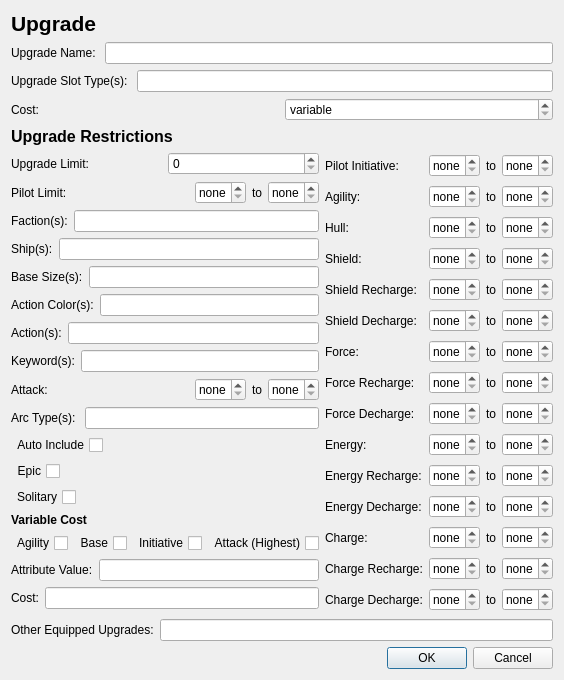
The window that qt_designer/upgrade_form.ui (flipperlord/x-wing-squad-builder) describes before a commit, drawn with Qt 5.
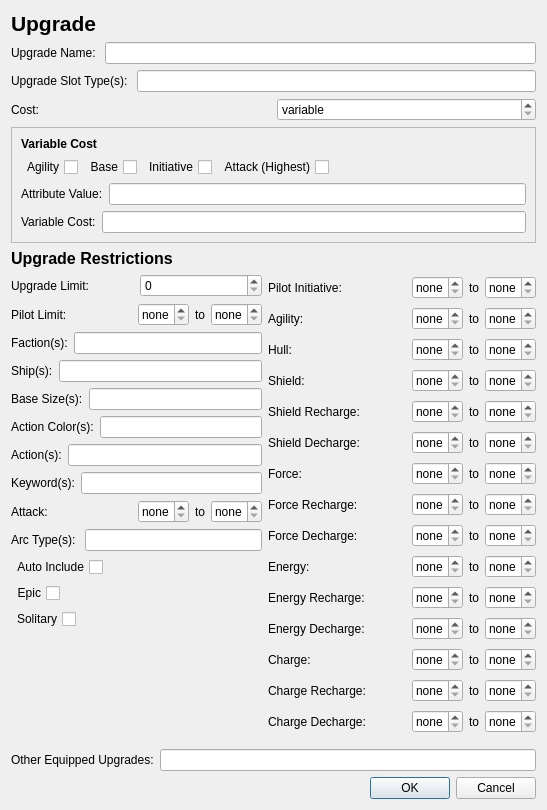
The same window after the commit. Icons and pictures are not drawn.

Commit message: upgrade form additions

What changed in the file:
```diff
--- a/qt_designer/upgrade_form.ui
+++ b/qt_designer/upgrade_form.ui
@@ -6,8 +6,8 @@
    <rect>
     <x>0</x>
     <y>0</y>
-    <width>560</width>
-    <height>680</height>
+    <width>547</width>
+    <height>810</height>
    </rect>
   </property>
   <property name="windowTitle">
@@ -102,6 +102,130 @@
        </item>
       </layout>
      </item>
+     <item>
+      <widget class="QFrame" name="variable_cost_frame">
+       <property name="frameShape">
+        <enum>QFrame::StyledPanel</enum>
+       </property>
+       <property name="frameShadow">
+        <enum>QFrame::Raised</enum>
+       </property>
+       <layout class="QVBoxLayout" name="verticalLayout_5">
+        <item>
+         <widget class="QLabel" name="label_39">
+          <property name="font">
+           <font>
+            <pointsize>9</pointsize>
+            <bold>true</bold>
+           </font>
+          </property>
+          <property name="text">
+           <string>Variable Cost</string>
+          </property>
+         </widget>
+        </item>
+        <item>
+         <layout class="QHBoxLayout" name="horizontalLayout_32">
+          <item>
+           <widget class="QCheckBox" name="variable_agility_checkbox">
+            <property name="layoutDirection">
+             <enum>Qt::RightToLeft</enum>
+            </property>
+            <property name="text">
+             <string>Agility</string>
+            </property>
+           </widget>
+          </item>
+          <item>
+           <widget class="QCheckBox" name="variable_base_checkbox">
+            <property name="layoutDirection">
+             <enum>Qt::RightToLeft</enum>
+            </property>
+            <property name="text">
+             <string>Base</string>
+            </property>
+           </widget>
+          </item>
+          <item>
+           <widget class="QCheckBox" name="variable_initiative_checkbox">
+            <property name="layoutDirection">
+             <enum>Qt::RightToLeft</enum>
+            </property>
+            <property name="text">
+             <string>Initiative</string>
+            </property>
+           </widget>
+          </item>
+          <item>
+           <widget class="QCheckBox" name="variable_attack_checkbox">
+            <property name="layoutDirection">
+             <enum>Qt::RightToLeft</enum>
+            </property>
+            <property name="text">
+             <string>Attack (Highest)</string>
+            </property>
+           </widget>
+          </item>
+          <item>
+           <spacer name="horizontalSpacer_5">
+            <property name="orientation">
+             <enum>Qt::Horizontal</enum>
+            </property>
+            <property name="sizeHint" stdset="0">
+             <size>
+              <width>40</width>
+              <height>20</height>
+             </size>
+            </property>
+           </spacer>
+          </item>
+         </layout>
+        </item>
+        <item>
+         <layout class="QHBoxLayout" name="horizontalLayout_33">
+          <item>
+           <widget class="QLabel" name="label_48">
+            <property name="text">
+             <string>Attribute Value:</string>
+            </property>
+           </widget>
+          </item>
+          <item>
+           <widget class="QLineEdit" name="variable_attribute_line_edit">
+            <property name="text">
+             <string/>
+            </property>
+            <property name="placeholderText">
+             <string/>
+            </property>
+           </widget>
+          </item>
+         </layout>
+        </item>
+        <item>
+         <layout class="QHBoxLayout" name="horizontalLayout_34">
+          <item>
+           <widget class="QLabel" name="label_49">
+            <property name="text">
+             <string>Variable Cost:</string>
+            </property>
+           </widget>
+          </item>
+          <item>
+           <widget class="QLineEdit" name="variable_cost_line_edit">
+            <property name="text">
+             <string/>
+            </property>
+            <property name="placeholderText">
+             <string/>
+            </property>
+           </widget>
+          </item>
+         </layout>
+        </item>
+       </layout>
+      </widget>
+     </item>
      <item>
       <widget class="QLabel" name="label_20">
        <property name="font">
@@ -478,118 +602,6 @@
            </item>
           </layout>
          </item>
-         <item>
-          <widget class="QLabel" name="label_39">
-           <property name="font">
-            <font>
-             <pointsize>9</pointsize>
-             <bold>true</bold>
-            </font>
-           </property>
-           <property name="text">
-            <string>Variable Cost</string>
-           </property>
-          </widget>
-         </item>
-         <item>
-          <layout class="QHBoxLayout" name="horizontalLayout_32">
-           <item>
-            <widget class="QCheckBox" name="variable_agility_checkbox">
-             <property name="layoutDirection">
-              <enum>Qt::RightToLeft</enum>
-             </property>
-             <property name="text">
-              <string>Agility</string>
-             </property>
-            </widget>
-           </item>
-           <item>
-            <widget class="QCheckBox" name="variable_base_checkbox">
-             <property name="layoutDirection">
-              <enum>Qt::RightToLeft</enum>
-             </property>
-             <property name="text">
-              <string>Base</string>
-             </property>
-            </widget>
-           </item>
-           <item>
-            <widget class="QCheckBox" name="variable_initiative_checkbox">
-             <property name="layoutDirection">
-              <enum>Qt::RightToLeft</enum>
-             </property>
-             <property name="text">
-              <string>Initiative</string>
-             </property>
-            </widget>
-           </item>
-           <item>
-            <widget class="QCheckBox" name="variable_attack_checkbox">
-             <property name="layoutDirection">
-              <enum>Qt::RightToLeft</enum>
-             </property>
-             <property name="text">
-              <string>Attack (Highest)</string>
-             </property>
-            </widget>
-           </item>
-           <item>
-            <spacer name="horizontalSpacer_5">
-             <property name="orientation">
-              <enum>Qt::Horizontal</enum>
-             </property>
-             <property name="sizeHint" stdset="0">
-              <size>
-               <width>40</width>
-               <height>20</height>
-              </size>
-             </property>
-            </spacer>
-           </item>
-          </layout>
-         </item>
-         <item>
-          <layout class="QHBoxLayout" name="horizontalLayout_33">
-           <item>
-            <widget class="QLabel" name="label_48">
-             <property name="text">
-              <string>Attribute Value:</string>
-             </property>
-            </widget>
-           </item>
-           <item>
-            <widget class="QLineEdit" name="variable_attribute_line_edit">
-             <property name="text">
-              <string/>
-             </property>
-             <property name="placeholderText">
-              <string/>
-             </property>
-            </widget>
-           </item>
-          </layout>
-         </item>
-         <item>
-          <layout class="QHBoxLayout" name="horizontalLayout_34">
-           <item>
-            <widget class="QLabel" name="label_49">
-             <property name="text">
-              <string>Cost:</string>
-             </property>
-            </widget>
-           </item>
-           <item>
-            <widget class="QLineEdit" name="variable_cost_line_edit">
-             <property name="text">
-              <string/>
-             </property>
-             <property name="placeholderText">
-              <string/>
-             </property>
-            </widget>
-           </item>
-          </layout>
-         </item>
          <item>
           <spacer name="verticalSpacer">
            <property name="orientation">
```
The commit also changes 2 other files.
